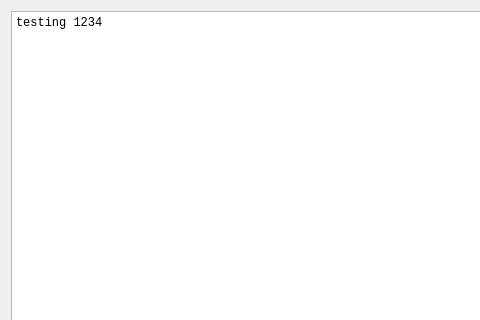
Qt form QtDAQ/Forms/Dialogs/dialogVxAcquisitionConfig.ui (veggiesaurus/qtdaq) before a commit; both pictures show x 0 to 480 and y 0 to 320 of the 592 by 436 pixel window.
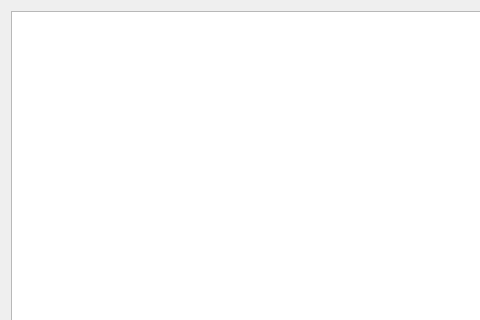
The same form after that commit.

Patch:
```diff
--- a/QtDAQ/Forms/Dialogs/dialogVxAcquisitionConfig.ui
+++ b/QtDAQ/Forms/Dialogs/dialogVxAcquisitionConfig.ui
@@ -25,9 +25,11 @@
        <kerning>true</kerning>
       </font>
      </property>
+     <property name="lineWrapMode">
+      <enum>QPlainTextEdit::NoWrap</enum>
+     </property>
      <property name="plainText">
-      <string>testing 1234
-</string>
+      <string/>
      </property>
     </widget>
    </item>
```
